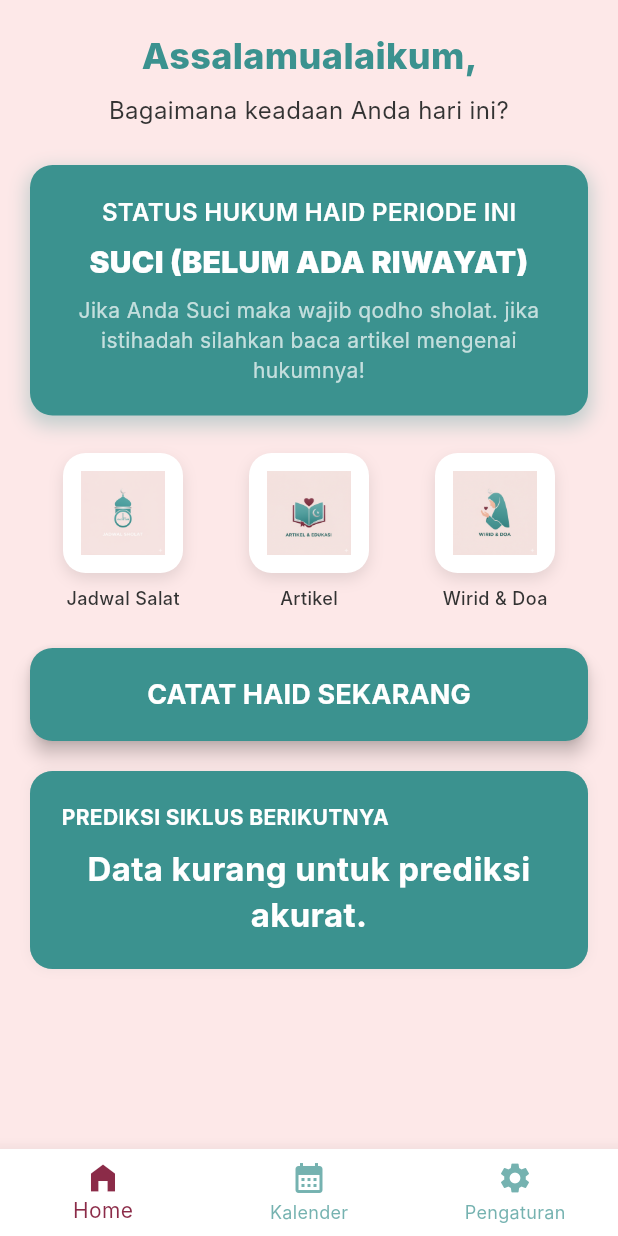
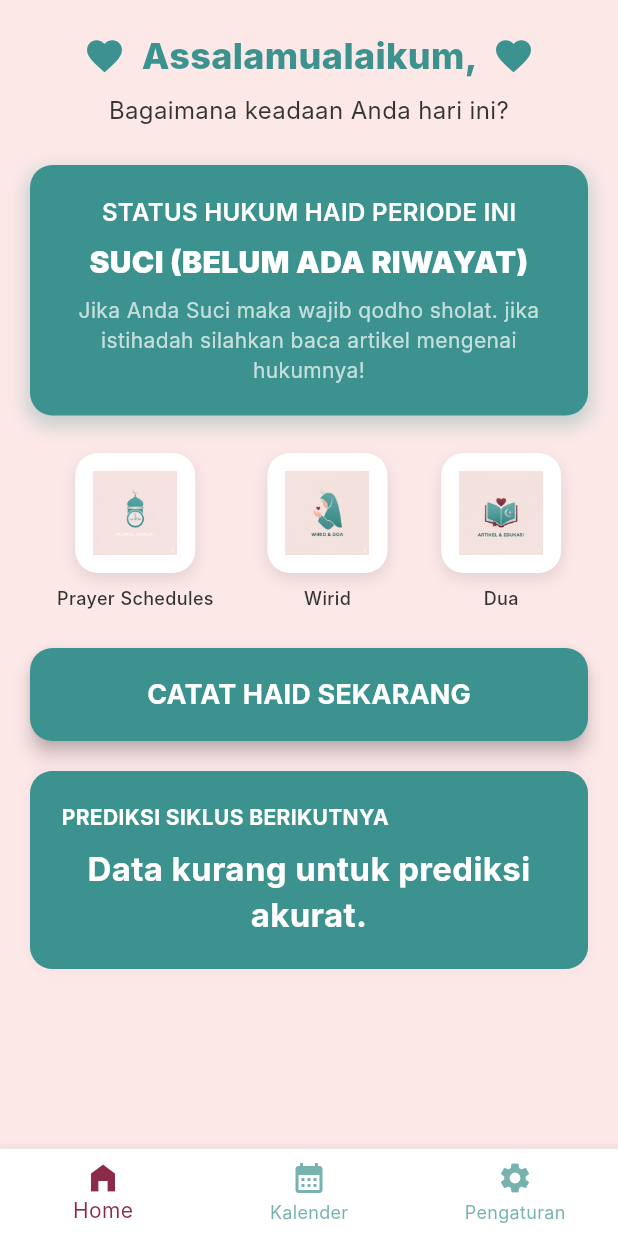
Before and after one commit to ifqhllm/tugas-flutter-proyek-urs, a Flutter app: the MainScreen screen opened directly, on a phone screen of 412 x 824 dp. Run offline on Flutter 3.47's test engine with Material 3 defaults, Android fonts, the phone set to English and light mode, and no system bars; our stand-ins replace geolocator, hive, hive_flutter, shared_preferences, table_calendar; accounts and stored records are empty; Roboto replaces fonts that are missing (Inter).

Commit message:
hanya sikit

```diff
--- /dev/null
+++ b/devtools_options.yaml
@@ -0,0 +1,3 @@
+description: This file stores settings for Dart & Flutter DevTools.
+documentation: https://docs.flutter.dev/tools/devtools/extensions#configure-extension-enablement-states
+extensions:
--- a/lib/constants/colors.dart
+++ b/lib/constants/colors.dart
@@ -1,6 +1,5 @@
 import 'package:flutter/material.dart';
 
-// Kunci untuk menyimpan nama pengguna di SharedPreferences
 const String userNameKey = 'user_name';
 //DEFINISI WARNA APLIKASI (Pink Pastel & Tosca)
 const Color lightBackgroundColor = Color(0xFFFDE8E8);
--- a/lib/main.dart
+++ b/lib/main.dart
@@ -12,7 +12,7 @@ import 'models/haid_record.dart';
 import 'constants/colors.dart';
 import 'pages/calendar_page.dart';
 import 'pages/settings_page.dart';
-import 'pages/articles_page.dart';
+import 'pages/articles_page.dart' as articles;
 import 'pages/wirid_and_dua_page.dart';
 
 final FikihService fikihService = FikihService();
@@ -506,7 +506,12 @@ class _CycleTrackerPageState extends State<CycleTrackerPage> {
           // Logika baru untuk status Home Page
           if (current != null && current.endDate == null) {
             // Jika ada record aktif TAPI belum selesai (endDate == null)
+            final durationHours = DateTime.now().difference(current.startDate).inHours;
+            if (durationHours > 360) { // 15 hari
+              _hukumStatus = 'ISTIHADAH (Melebihi 15 Hari)';
+            } else {
               _hukumStatus = 'HAID SEMENTARA';
+            }
           } else {
             // Jika tidak ada record aktif atau sudah selesai, hitung status final hari ini
             _hukumStatus =
@@ -762,6 +767,15 @@ class _CycleTrackerPageState extends State<CycleTrackerPage> {
             crossAxisAlignment: CrossAxisAlignment.stretch,
             children: <Widget>[
               // --- Header Salam ---
+              Row(
+                mainAxisAlignment: MainAxisAlignment.center,
+                children: [
+                  const Icon(
+                    Icons.favorite,
+                    color: primaryColor,
+                    size: 28,
+                  ),
+                  const SizedBox(width: 8),
                   Text(
                     'Assalamualaikum, ${widget.userName}',
                     textAlign: TextAlign.center,
@@ -770,6 +784,14 @@ class _CycleTrackerPageState extends State<CycleTrackerPage> {
                       fontWeight: FontWeight.w800,
                       color: primaryColor,
                     ),
+                  ),
+                  const SizedBox(width: 8),
+                  const Icon(
+                    Icons.favorite,
+                    color: primaryColor,
+                    size: 28,
+                  ),
+                ],
               ),
               const SizedBox(height: 8),
               const Text(
@@ -841,11 +863,11 @@ class _CycleTrackerPageState extends State<CycleTrackerPage> {
                   mainAxisAlignment: MainAxisAlignment.spaceAround,
                   children: [
                     _buildNavButton(context, 'assets/images/jadwal sholat.jpg',
-                        'Jadwal Salat', const PrayerTimesPage()),
+                        'Prayer Schedules', const PrayerTimesPage()),
+                    _buildNavButton(context, 'assets/images/wirid dan doa.jpg',
+                        'Wirid', const WiridAndDuaPage()),
                     _buildNavButton(context, 'assets/images/artikel.jpg',
-                        'Artikel', const ArticlesPage()),
-                    _buildNavButton(context, 'assets/images/wirid dan doa.jpg',
-                        'Wirid & Doa', const WiridAndDuaPage()),
+                        'Dua', const articles.DuaPage()),
                   ],
                 ),
               ),
@@ -1024,7 +1046,7 @@ class _NameInputScreenState extends State<NameInputScreen> {
             children: <Widget>[
               // Logo kecil di Onboarding
               Image.asset(
-                'assets/images/logo.jpg',
+                'assets/images/logo.apk.png',
                 height: 100,
                 width: 100,
               ),
@@ -1150,7 +1172,7 @@ class _SplashScreenState extends State<SplashScreen> {
               child: ClipRRect(
                 borderRadius: BorderRadius.circular(30),
                 child: Image.asset(
-                  'assets/images/logo.jpg',
+                  'assets/images/logo.apk.png',
                   height: 250,
                   width: 250,
                   fit: BoxFit.cover,
--- a/lib/models/haid_record.dart
+++ b/lib/models/haid_record.dart
@@ -1,6 +1,5 @@
 import 'package:hive/hive.dart';
 
-// Penting: Nomor TypeId harus unik untuk setiap model Hive
 part 'haid_record.g.dart';
 
 @HiveType(typeId: 0)
--- a/lib/pages/articles_page.dart
+++ b/lib/pages/articles_page.dart
@@ -1,7 +1,7 @@
 import 'package:flutter/material.dart';
 
-class ArticlesPage extends StatelessWidget {
-  const ArticlesPage({super.key});
+class DuaPage extends StatelessWidget {
+  const DuaPage({super.key});
 
   @override
   Widget build(BuildContext context) {
@@ -11,7 +11,7 @@ class ArticlesPage extends StatelessWidget {
         foregroundColor: Colors.white,
       ),
       body: const Center(
-        child: Text('Daftar artikel akan ditampilkan di sini.'),
+        child: Text('Kumpulan doa dan artikel islami untuk muslimah.'),
       ),
     );
   }
--- a/lib/pages/wirid_and_dua_page.dart
+++ b/lib/pages/wirid_and_dua_page.dart
@@ -7,7 +7,7 @@ class WiridAndDuaPage extends StatelessWidget {
   Widget build(BuildContext context) {
     return Scaffold(
       appBar: AppBar(
-        title: const Text('Wirid & Doa'),
+        title: const Text('Wirid dan Doa'),
         foregroundColor: Colors.white,
       ),
       body: const Center(
--- a/lib/services/fikih_service.dart
+++ b/lib/services/fikih_service.dart
@@ -11,7 +11,7 @@ class FikihService {
 
     // 1. Durasi Kurang dari Minimal Haid
     if (duration < minHaidHours) {
-      return 'ISTIHADAH (Kurang 24 Jam)';
+      return 'ISTIHADAH (Kurang dari 24 Jam)';
     }
 
     // 2. Durasi Melebihi Maksimal Haid
--- a/pubspec.yaml
+++ b/pubspec.yaml
@@ -36,7 +36,7 @@ flutter:
   uses-material-design: true
 
   assets:
-    - assets/images/logo.jpg
+    - assets/images/logo.apk.png
     - assets/images/jadwal sholat.jpg
     - assets/images/artikel.jpg
     - assets/images/wirid dan doa.jpg
```
Also changed, not shown: lib/pages/calendar_page.dart (+5 -10 lines), assets/images/logo.apk.png (added), assets/images/logo.jpg (deleted), lib/models/haid_record.g.dart. Lines whose indentation alone changed are shown as unchanged.
